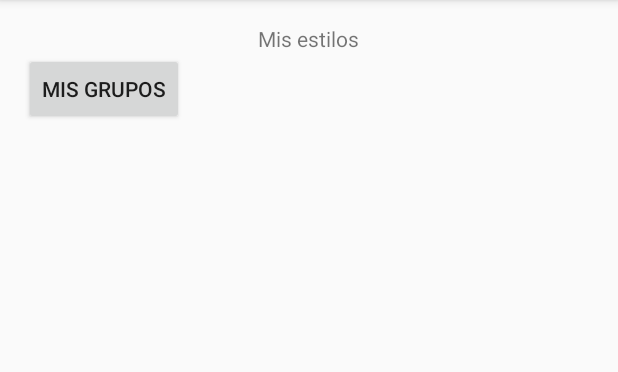
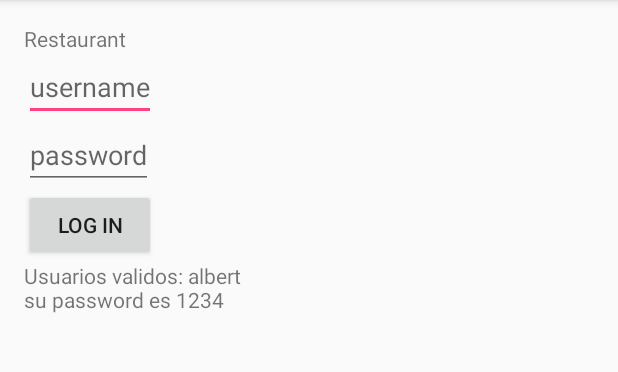
Before and after one commit to Delestor/AlcaROL, an Android app: the screen it shows after launch (MainActivity), on a phone screen of 412 x 824 dp, the part 84-456 px from its top. Run offline under Robolectric (Android 15) with nearby library versions, the phone set to English and light mode, and no system bars; our stand-ins replace Volley.

Commit message:
loggin usuarios

```diff
--- a/app/build.gradle
+++ b/app/build.gradle
@@ -25,5 +25,6 @@ dependencies {
         exclude group: 'com.android.support', module: 'support-annotations'
     })
     compile 'com.android.support:appcompat-v7:25.2.0'
+    compile 'com.android.volley:volley:1.0.0'
     testCompile 'junit:junit:4.12'
 }
--- a/app/src/main/AndroidManifest.xml
+++ b/app/src/main/AndroidManifest.xml
@@ -1,6 +1,8 @@
 <?xml version="1.0" encoding="utf-8"?>
 <manifest xmlns:android="http://schemas.android.com/apk/res/android"
     package="com.bemen3.albert.alcarol">
+
+    <uses-permission android:name="android.permission.INTERNET" />
 
     <application
         android:allowBackup="true"
@@ -15,6 +17,7 @@
                 <category android:name="android.intent.category.LAUNCHER" />
             </intent-filter>
         </activity>
+        <activity android:name=".MisEstilosActivity"></activity>
     </application>
 
 </manifest>
--- a/app/src/main/res/layout/activity_main.xml
+++ b/app/src/main/res/layout/activity_main.xml
@@ -11,23 +11,39 @@
     tools:context="com.bemen3.albert.alcarol.MainActivity">
 
     <TextView
-        android:id="@+id/titulo_activity"
+        android:id="@+id/tvTitulo"
         android:layout_width="wrap_content"
         android:layout_height="wrap_content"
-        android:text="@string/mis_estilos"
-        android:layout_centerHorizontal="true"/>
+        android:text="Restaurant" />
 
-    <ListView
-        android:id="@+id/listview"
+    <EditText
+        android:layout_below="@+id/tvTitulo"
+        android:id="@+id/etUsername"
         android:layout_width="wrap_content"
         android:layout_height="wrap_content"
-        android:layout_below="@+id/titulo_activity" />
+        android:hint="username"/>
+
+    <EditText
+        android:id="@+id/etPassword"
+        android:layout_below="@id/etUsername"
+        android:layout_width="wrap_content"
+        android:layout_height="wrap_content"
+        android:hint="password"
+        android:inputType="textPassword"/>
 
     <Button
-        android:id="@+id/btnMisGrupos"
-        android:layout_below="@id/listview"
         android:layout_width="wrap_content"
         android:layout_height="wrap_content"
-        android:text="@string/mis_grupos"/>
+        android:text="Log In"
+        android:id="@+id/btnLogIn"
+        android:layout_below="@+id/etPassword"
+        android:onClick="logInAction"/>
+
+    <TextView
+        android:layout_below="@id/btnLogIn"
+        android:layout_width="wrap_content"
+        android:layout_height="wrap_content"
+        android:text="Usuarios validos: albert\nsu password es 1234"/>
+
 
 </RelativeLayout>
```
Also changed, not shown: app/src/main/java/com/bemen3/albert/alcarol/Constantes.java (added, +35 -0 lines), app/src/main/java/com/bemen3/albert/alcarol/GestionPeticionesHTTP.java (added, +45 -0 lines), app/src/main/java/com/bemen3/albert/alcarol/GlobalParam.java (added, +13 -0 lines), app/src/main/java/com/bemen3/albert/alcarol/MainActivity.java (+100 -0 lines), app/src/main/java/com/bemen3/albert/alcarol/MisEstilosActivity.java (added, +24 -0 lines), app/src/main/java/com/bemen3/albert/alcarol/entidades/Usuario.java (added, +45 -0 lines), app/src/main/res/layout/activity_mis_estilos.xml (added, +33 -0 lines).
